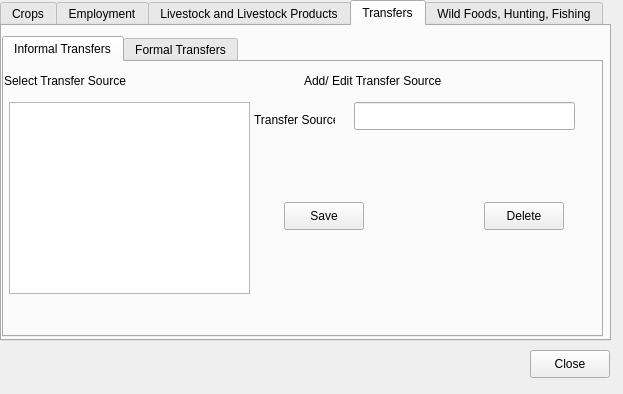
The window that src/openihm/gui/designs/ui_manageincomedetails.ui (snim2mirror/openihm) describes before a commit, drawn with Qt 5.
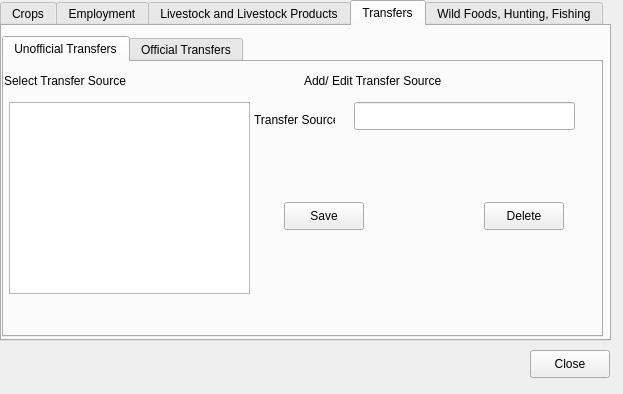
The same window after the commit.

Commit message: Fixing Issue 182. Now all strings in the GUI say that transfers are 'Official' or 'Unofficial'. FIXME: This needs to be consistent with function and method names (but I don't have any easy way of testing their call sites) and the spreadsheet (which is a whole other can of worms).

```diff
--- a/src/openihm/gui/designs/ui_manageincomedetails.ui
+++ b/src/openihm/gui/designs/ui_manageincomedetails.ui
@@ -467,7 +467,7 @@
      </property>
      <widget class="QWidget" name="tab">
       <attribute name="title">
-       <string>Informal Transfers</string>
+       <string>Unofficial Transfers</string>
       </attribute>
       <widget class="QLabel" name="label_32">
        <property name="geometry">
@@ -560,7 +560,7 @@
      </widget>
      <widget class="QWidget" name="tab_3">
       <attribute name="title">
-       <string>Formal Transfers</string>
+       <string>Official Transfers</string>
       </attribute>
       <widget class="QLabel" name="label_35">
        <property name="geometry">
```
The commit also changes 2 other files.
